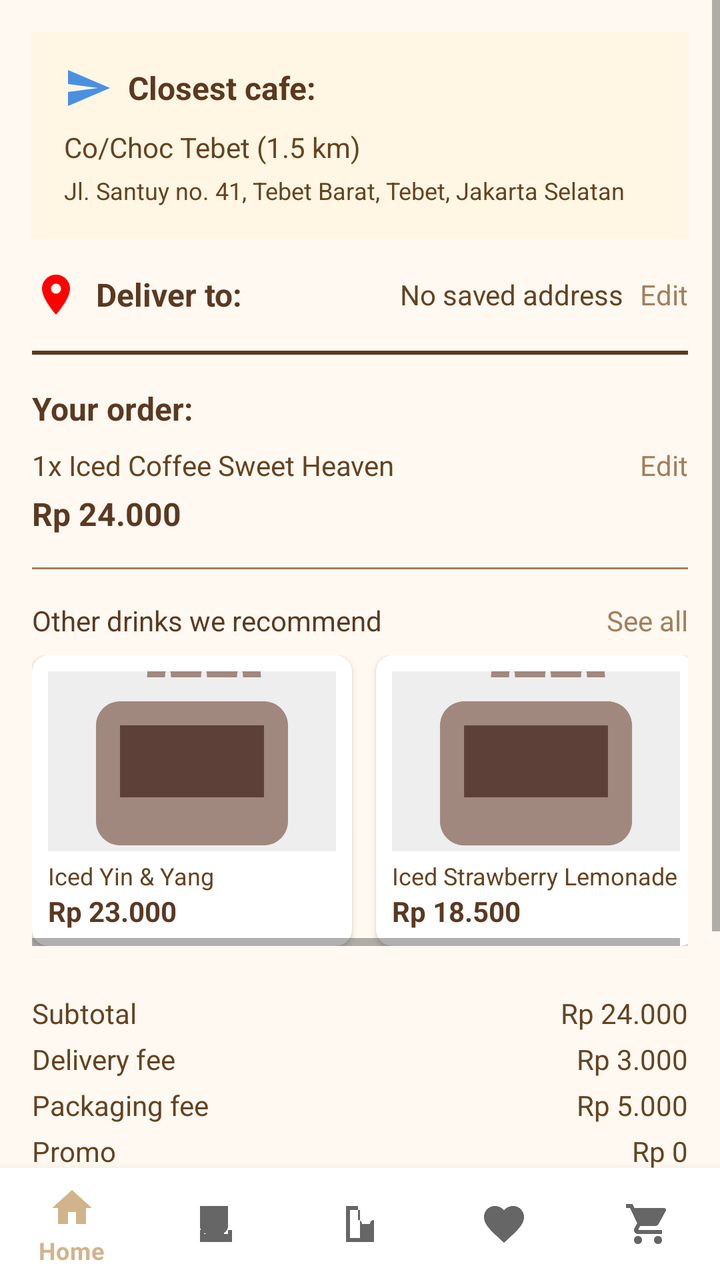
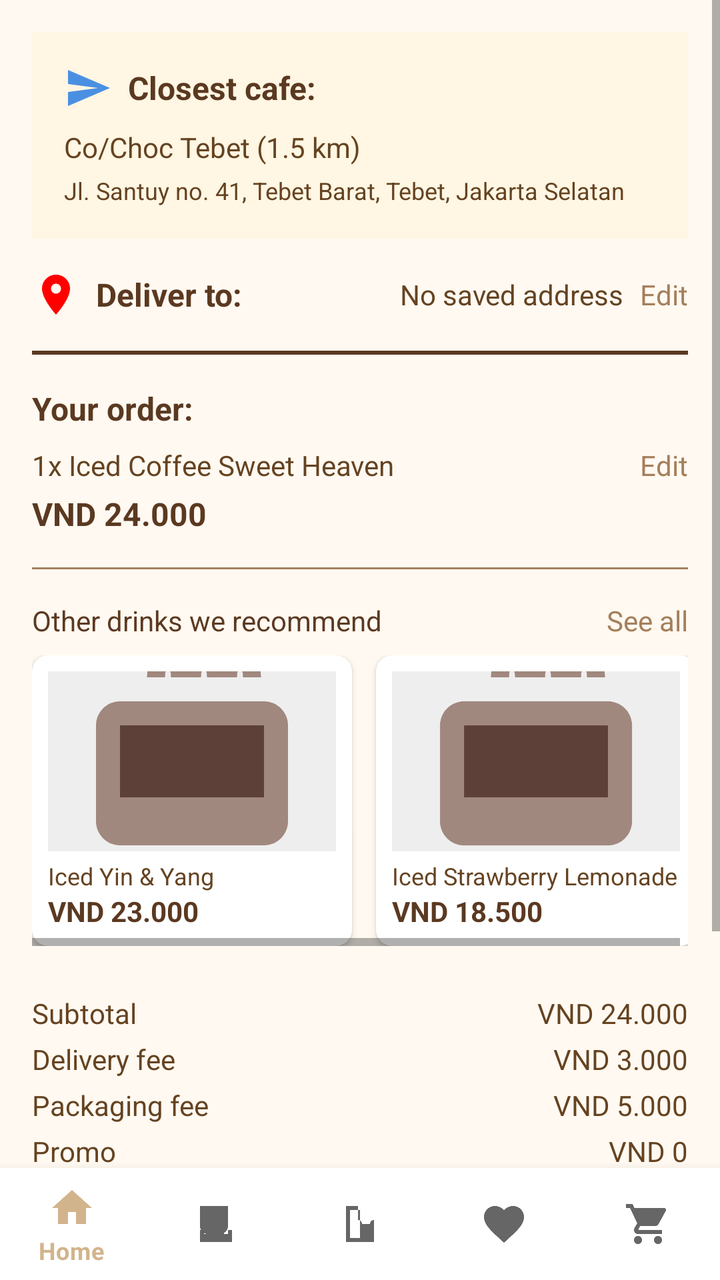

Two renders of the same Android screen: before a commit and after it. Below are the layout's source before the change and the commit's diff.
<!-- AndroidManifest.xml: application theme Theme.CoffeeShop -->
<!-- res/layout/activity_payment.xml -->
<?xml version="1.0" encoding="utf-8"?>
<androidx.constraintlayout.widget.ConstraintLayout xmlns:android="http://schemas.android.com/apk/res/android"
    xmlns:app="http://schemas.android.com/apk/res-auto"
    android:layout_width="match_parent"
    android:layout_height="match_parent"
    android:background="@color/creamy_white">

    <ScrollView
        android:layout_width="match_parent"
        android:layout_height="0dp"
        app:layout_constraintTop_toTopOf="parent"
        app:layout_constraintBottom_toTopOf="@+id/bottom_navigation_payment">

        <LinearLayout
            android:orientation="vertical"
            android:layout_width="match_parent"
            android:layout_height="wrap_content"
            android:padding="16dp">

            
            <LinearLayout
                android:layout_width="match_parent"
                android:layout_height="wrap_content"
                android:background="#FFF6E3"
                android:orientation="vertical"
                android:padding="16dp"
                android:layout_marginBottom="8dp">

                <LinearLayout
                    android:layout_width="match_parent"
                    android:layout_height="wrap_content"
                    android:orientation="horizontal"
                    android:gravity="center_vertical"
                    android:layout_marginBottom="8dp">

                    <ImageView
                        android:layout_width="24dp"
                        android:layout_height="24dp"
                        android:src="@drawable/ic_paper_plane"
                        android:layout_marginEnd="8dp" />

                    <TextView
                        android:layout_width="wrap_content"
                        android:layout_height="wrap_content"
                        android:text="Closest cafe:"
                        android:textStyle="bold"
                        android:textColor="@color/brown"
                        android:textSize="16sp" />
                </LinearLayout>

                <TextView
                    android:layout_width="wrap_content"
                    android:layout_height="wrap_content"
                    android:text="Co/Choc Tebet (1.5 km)"
                    android:textColor="@color/dark_brown"
                    android:textSize="14sp"
                    android:layout_marginBottom="4dp" />

                <TextView
                    android:layout_width="wrap_content"
                    android:layout_height="wrap_content"
                    android:text="Jl. Santuy no. 41, Tebet Barat, Tebet, Jakarta Selatan"
                    android:textColor="@color/dark_brown"
                    android:textSize="12sp" />
            </LinearLayout>

            
            <LinearLayout
                android:layout_width="match_parent"
                android:layout_height="wrap_content"
                android:orientation="horizontal"
                android:gravity="center_vertical"
                android:layout_marginTop="8dp"
                android:layout_marginBottom="8dp">

                <ImageView
                    android:layout_width="24dp"
                    android:layout_height="24dp"
                    android:src="@drawable/ic_location"
                    android:layout_marginEnd="8dp" />

                <TextView
                    android:layout_width="0dp"
                    android:layout_height="wrap_content"
                    android:layout_weight="1"
                    android:text="Deliver to:"
                    android:textStyle="bold"
                    android:textColor="@color/brown"
                    android:textSize="16sp" />

                <TextView
                    android:id="@+id/tvNoSavedAddress"
                    android:layout_width="wrap_content"
                    android:layout_height="wrap_content"
                    android:text="No saved address"
                    android:textColor="@color/dark_brown"
                    android:textSize="14sp"
                    android:layout_marginEnd="8dp" />

                <TextView
                    android:id="@+id/tvEditAddress"
                    android:layout_width="wrap_content"
                    android:layout_height="wrap_content"
                    android:text="Edit"
                    android:textColor="@color/brownMedium"
                    android:textSize="14sp" />
            </LinearLayout>

            
            <View
                android:layout_width="match_parent"
                android:layout_height="2dp"
                android:background="@color/brown"
                android:layout_marginVertical="8dp" />

            
            <TextView
                android:layout_width="wrap_content"
                android:layout_height="wrap_content"
                android:text="Your order:"
                android:textStyle="bold"
                android:textColor="@color/brown"
                android:textSize="16sp"
                android:layout_marginTop="8dp"
                android:layout_marginBottom="8dp" />

            <LinearLayout
                android:layout_width="match_parent"
                android:layout_height="wrap_content"
                android:orientation="horizontal"
                android:gravity="center_vertical"
                android:layout_marginBottom="4dp">

                <TextView
                    android:layout_width="0dp"
                    android:layout_height="wrap_content"
                    android:layout_weight="1"
                    android:text="1x Iced Coffee Sweet Heaven"
                    android:textColor="@color/dark_brown"
                    android:textSize="14sp" />

                <TextView
                    android:id="@+id/tvEditOrder"
                    android:layout_width="wrap_content"
                    android:layout_height="wrap_content"
                    android:text="Edit"
                    android:textColor="@color/brownMedium"
                    android:textSize="14sp" />
            </LinearLayout>

            <TextView
                android:layout_width="wrap_content"
                android:layout_height="wrap_content"
                android:text="Rp 24.000"
                android:textStyle="bold"
                android:textColor="@color/brown"
                android:textSize="16sp"
                android:layout_marginBottom="8dp" />

            
            <View
                android:layout_width="match_parent"
                android:layout_height="1dp"
                android:background="@color/brownMedium"
                android:layout_marginVertical="8dp" />

            
            <LinearLayout
                android:id="@+id/layoutRecommendedDrinks"
                android:layout_width="match_parent"
                android:layout_height="wrap_content"
                android:orientation="horizontal"
                android:gravity="center_vertical"
                android:layout_marginTop="8dp"
                android:layout_marginBottom="8dp">

                <TextView
                    android:layout_width="0dp"
                    android:layout_height="wrap_content"
                    android:layout_weight="1"
                    android:text="Other drinks we recommend"
                    android:textColor="@color/brown"
                    android:textSize="14sp" />

                <TextView
                    android:id="@+id/tvSeeAll"
                    android:layout_width="wrap_content"
                    android:layout_height="wrap_content"
                    android:text="See all"
                    android:textColor="@color/brownMedium"
                    android:textSize="14sp" />
            </LinearLayout>

            
            <HorizontalScrollView
                android:layout_width="match_parent"
                android:layout_height="wrap_content"
                android:layout_marginBottom="16dp">

                <LinearLayout
                    android:layout_width="wrap_content"
                    android:layout_height="wrap_content"
                    android:orientation="horizontal">

                    
                    <androidx.cardview.widget.CardView
                        android:layout_width="160dp"
                        android:layout_height="wrap_content"
                        android:layout_marginEnd="12dp"
                        app:cardCornerRadius="8dp"
                        app:cardElevation="2dp">

                        <LinearLayout
                            android:layout_width="match_parent"
                            android:layout_height="wrap_content"
                            android:orientation="vertical"
                            android:padding="8dp">

                            <ImageView
                                android:id="@+id/ivRecommendedDrink1"
                                android:layout_width="match_parent"
                                android:layout_height="90dp"
                                android:src="@drawable/placeholder_coffee"
                                android:scaleType="centerCrop" />

                            <TextView
                                android:id="@+id/tvRecommendedDrinkName1"
                                android:layout_width="wrap_content"
                                android:layout_height="wrap_content"
                                android:text="Iced Yin &amp; Yang"
                                android:textColor="@color/dark_brown"
                                android:textSize="12sp"
                                android:layout_marginTop="4dp" />

                            <TextView
                                android:id="@+id/tvRecommendedDrinkPrice1"
                                android:layout_width="wrap_content"
                                android:layout_height="wrap_content"
                                android:text="Rp 23.000"
                                android:textColor="@color/brown"
                                android:textSize="14sp"
                                android:textStyle="bold" />
                        </LinearLayout>
                    </androidx.cardview.widget.CardView>

                    
                    <androidx.cardview.widget.CardView
                        android:layout_width="160dp"
                        android:layout_height="wrap_content"
                        app:cardCornerRadius="8dp"
                        app:cardElevation="2dp">

                        <LinearLayout
                            android:layout_width="match_parent"
                            android:layout_height="wrap_content"
                            android:orientation="vertical"
                            android:padding="8dp">

                            <ImageView
                                android:id="@+id/ivRecommendedDrink2"
                                android:layout_width="match_parent"
                                android:layout_height="90dp"
                                android:src="@drawable/placeholder_coffee"
                                android:scaleType="centerCrop" />

                            <TextView
                                android:id="@+id/tvRecommendedDrinkName2"
                                android:layout_width="wrap_content"
                                android:layout_height="wrap_content"
                                android:text="Iced Strawberry Lemonade"
                                android:textColor="@color/dark_brown"
                                android:textSize="12sp"
                                android:layout_marginTop="4dp" />

                            <TextView
                                android:id="@+id/tvRecommendedDrinkPrice2"
                                android:layout_width="wrap_content"
                                android:layout_height="wrap_content"
                                android:text="Rp 18.500"
                                android:textColor="@color/brown"
                                android:textSize="14sp"
                                android:textStyle="bold" />
                        </LinearLayout>
                    </androidx.cardview.widget.CardView>
                </LinearLayout>
            </HorizontalScrollView>

            
            <LinearLayout
                android:layout_width="match_parent"
                android:layout_height="wrap_content"
                android:orientation="vertical"
                android:layout_marginTop="8dp">

                <LinearLayout
                    android:layout_width="match_parent"
                    android:layout_height="wrap_content"
                    android:orientation="horizontal"
                    android:layout_marginBottom="4dp">

                    <TextView
                        android:layout_width="0dp"
                        android:layout_height="wrap_content"
                        android:layout_weight="1"
                        android:text="Subtotal"
                        android:textColor="@color/dark_brown"
                        android:textSize="14sp" />

                    <TextView
                        android:layout_width="wrap_content"
                        android:layout_height="wrap_content"
                        android:text="Rp 24.000"
                        android:textColor="@color/dark_brown"
                        android:textSize="14sp" />
                </LinearLayout>

                <LinearLayout
                    android:layout_width="match_parent"
                    android:layout_height="wrap_content"
                    android:orientation="horizontal"
                    android:layout_marginBottom="4dp">

                    <TextView
                        android:layout_width="0dp"
                        android:layout_height="wrap_content"
                        android:layout_weight="1"
                        android:text="Delivery fee"
                        android:textColor="@color/dark_brown"
                        android:textSize="14sp" />

                    <TextView
                        android:layout_width="wrap_content"
                        android:layout_height="wrap_content"
                        android:text="Rp 3.000"
                        android:textColor="@color/dark_brown"
                        android:textSize="14sp" />
                </LinearLayout>

                <LinearLayout
                    android:layout_width="match_parent"
                    android:layout_height="wrap_content"
                    android:orientation="horizontal"
                    android:layout_marginBottom="4dp">

                    <TextView
                        android:layout_width="0dp"
                        android:layout_height="wrap_content"
                        android:layout_weight="1"
                        android:text="Packaging fee"
                        android:textColor="@color/dark_brown"
                        android:textSize="14sp" />

                    <TextView
                        android:layout_width="wrap_content"
                        android:layout_height="wrap_content"
                        android:text="Rp 5.000"
                        android:textColor="@color/dark_brown"
                        android:textSize="14sp" />
                </LinearLayout>

                <LinearLayout
                    android:layout_width="match_parent"
                    android:layout_height="wrap_content"
                    android:orientation="horizontal"
                    android:layout_marginBottom="8dp">

                    <TextView
                        android:layout_width="0dp"
                        android:layout_height="wrap_content"
                        android:layout_weight="1"
                        android:text="Promo"
                        android:textColor="@color/dark_brown"
                        android:textSize="14sp" />

                    <TextView
                        android:layout_width="wrap_content"
                        android:layout_height="wrap_content"
                        android:text="Rp 0"
                        android:textColor="@color/dark_brown"
                        android:textSize="14sp" />
                </LinearLayout>

                <LinearLayout
                    android:layout_width="match_parent"
                    android:layout_height="wrap_content"
                    android:orientation="horizontal"
                    android:layout_marginTop="8dp">

                    <TextView
                        android:layout_width="0dp"
                        android:layout_height="wrap_content"
                        android:layout_weight="1"
                        android:text="TOTAL"
                        android:textStyle="bold"
                        android:textColor="@color/brown"
                        android:textSize="18sp" />

                    <TextView
                        android:layout_width="wrap_content"
                        android:layout_height="wrap_content"
                        android:text="Rp 32.000"
                        android:textStyle="bold"
                        android:textColor="@color/brown"
                        android:textSize="18sp" />
                </LinearLayout>
            </LinearLayout>

            
            <View
                android:layout_width="match_parent"
                android:layout_height="3dp"
                android:background="@color/brown"
                android:layout_marginVertical="16dp" />

            
            <LinearLayout
                android:layout_width="match_parent"
                android:layout_height="wrap_content"
                android:orientation="horizontal"
                android:gravity="center_vertical"
                android:layout_marginTop="8dp">

                <LinearLayout
                    android:layout_width="0dp"
                    android:layout_height="wrap_content"
                    android:layout_weight="1"
                    android:orientation="vertical">

                    <TextView
                        android:layout_width="wrap_content"
                        android:layout_height="wrap_content"
                        android:text="CC-Wallet"
                        android:textStyle="bold"
                        android:textColor="@color/dark_brown"
                        android:textSize="16sp" />

                    <TextView
                        android:layout_width="wrap_content"
                        android:layout_height="wrap_content"
                        android:text="Balance: Rp 90.000"
                        android:textColor="@color/dark_brown"
                        android:textSize="14sp" />
                </LinearLayout>

                <Button
                    android:id="@+id/btnUsePromo"
                    android:layout_width="wrap_content"
                    android:layout_height="wrap_content"
                    android:text="Use Promo"
                    android:backgroundTint="@color/brownMedium"
                    android:textColor="@android:color/white"
                    android:paddingStart="16dp"
                    android:paddingEnd="16dp"
                    android:paddingTop="8dp"
                    android:paddingBottom="8dp" />
            </LinearLayout>

        </LinearLayout>
    </ScrollView>

    
    <com.google.android.material.bottomnavigation.BottomNavigationView
        android:id="@+id/bottom_navigation_payment"
        android:layout_width="match_parent"
        android:layout_height="wrap_content"
        app:menu="@menu/bottom_nav_menu"
        app:layout_constraintBottom_toBottomOf="parent"
        app:layout_constraintStart_toStartOf="parent"
        app:layout_constraintEnd_toEndOf="parent" />

</androidx.constraintlayout.widget.ConstraintLayout>
<!-- resources referenced by this layout -->
<resources>
  <color name="brown">#5B3921</color>
  <color name="brownMedium">#A47F5B</color>
  <color name="creamy_white">#FFF9F1</color>
  <color name="dark_brown">#654321</color>
  <!-- drawable ic_location (drawable) -->
  <vector xmlns:android="http://schemas.android.com/apk/res/android"
      android:width="24dp"
      android:height="24dp"
      android:viewportWidth="24"
      android:viewportHeight="24">
      <path
          android:fillColor="#FF0000"
          android:pathData="M12,2C8.13,2 5,5.13 5,9c0,5.25 7,13 7,13s7,-7.75 7,-13c0,-3.87 -3.13,-7 -7,-7zM12,11.5c-1.38,0 -2.5,-1.12 -2.5,-2.5s1.12,-2.5 2.5,-2.5 2.5,1.12 2.5,2.5 -1.12,2.5 -2.5,2.5z"/>
  </vector>
  <!-- drawable ic_paper_plane (drawable) -->
  <vector xmlns:android="http://schemas.android.com/apk/res/android"
      android:width="24dp"
      android:height="24dp"
      android:viewportWidth="24"
      android:viewportHeight="24">
      <path
          android:fillColor="#4A90E2"
          android:pathData="M2.01,21L23,12 2.01,3 2,10l15,2 -15,2z"/>
  </vector>
  <!-- drawable placeholder_coffee (drawable) -->
  <?xml version="1.0" encoding="utf-8"?>
  <layer-list xmlns:android="http://schemas.android.com/apk/res/android">
  
      
      <item>
          <shape android:shape="rectangle">
              <solid android:color="#EEEEEE" />
              <corners android:radius="16dp" />
          </shape>
      </item>
  
      
      <item
          android:width="80dp"
          android:height="80dp"
          android:gravity="center">
          <vector
              android:width="80dp"
              android:height="80dp"
              android:viewportWidth="24"
              android:viewportHeight="24">
  
              
              <path
                  android:fillColor="#A1887F"
                  android:pathData="M18,7H6C4.9,7 4,7.9 4,9v8c0,1.1 0.9,2 2,2h12c1.1,0 2,-0.9 2,-2V9C20,7.9 19.1,7 18,7z" />
  
              
              <path
                  android:fillColor="#5D4037"
                  android:pathData="M6,9h12v6H6z" />
  
              
              <path
                  android:fillColor="#00000000"
                  android:strokeColor="#A1887F"
                  android:strokeWidth="1.5"
                  android:pathData="M9,5c0,-1.5 1,-2 1,-2s1,0.5 1,2" />
              <path
                  android:fillColor="#00000000"
                  android:strokeColor="#A1887F"
                  android:strokeWidth="1.5"
                  android:pathData="M12,5c0,-1.5 1,-2 1,-2s1,0.5 1,2" />
              <path
                  android:fillColor="#00000000"
                  android:strokeColor="#A1887F"
                  android:strokeWidth="1.5"
                  android:pathData="M15,5c0,-1.5 1,-2 1,-2s1,0.5 1,2" />
          </vector>
      </item>
  
  </layer-list>
  <style name="Theme.CoffeeShop" parent="Theme.MaterialComponents.Light.NoActionBar">
          
          <item name="colorPrimary">@color/light_brown_primary</item>
          <item name="colorPrimaryVariant">@color/light_brown_primary_variant</item>
          <item name="colorOnPrimary">@color/white</item>
          
          <item name="colorSecondary">@color/teal_200</item>
          <item name="colorSecondaryVariant">@color/teal_700</item>
          <item name="colorOnSecondary">@color/black</item>
          
          <item name="android:statusBarColor">?attr/colorPrimaryVariant</item>
          
      </style>
  <color name="light_brown_primary">#D2B48C</color>
  <color name="light_brown_primary_variant">#C0A080</color>
  <color name="white">#FFFFFFFF</color>
  <color name="teal_200">#FF03DAC5</color>
  <color name="teal_700">#FF018786</color>
  <color name="black">#FF000000</color>
</resources>

<!-- the commit's change to res/layout/activity_payment.xml (unified diff, before → after) -->
@@ -151,7 +151,7 @@
             <TextView
                 android:layout_width="wrap_content"
                 android:layout_height="wrap_content"
-                android:text="Rp 24.000"
+                android:text="VND 24.000"
                 android:textStyle="bold"
                 android:textColor="@color/brown"
                 android:textSize="16sp"
@@ -236,7 +236,7 @@
                                 android:id="@+id/tvRecommendedDrinkPrice1"
                                 android:layout_width="wrap_content"
                                 android:layout_height="wrap_content"
-                                android:text="Rp 23.000"
+                                android:text="VND 23.000"
                                 android:textColor="@color/brown"
                                 android:textSize="14sp"
                                 android:textStyle="bold" />
@@ -276,7 +276,7 @@
                                 android:id="@+id/tvRecommendedDrinkPrice2"
                                 android:layout_width="wrap_content"
                                 android:layout_height="wrap_content"
-                                android:text="Rp 18.500"
+                                android:text="VND 18.500"
                                 android:textColor="@color/brown"
                                 android:textSize="14sp"
                                 android:textStyle="bold" />
@@ -309,7 +309,7 @@
                     <TextView
                         android:layout_width="wrap_content"
                         android:layout_height="wrap_content"
-                        android:text="Rp 24.000"
+                        android:text="VND 24.000"
                         android:textColor="@color/dark_brown"
                         android:textSize="14sp" />
                 </LinearLayout>
@@ -331,7 +331,7 @@
                     <TextView
                         android:layout_width="wrap_content"
                         android:layout_height="wrap_content"
-                        android:text="Rp 3.000"
+                        android:text="VND 3.000"
                         android:textColor="@color/dark_brown"
                         android:textSize="14sp" />
                 </LinearLayout>
@@ -353,7 +353,7 @@
                     <TextView
                         android:layout_width="wrap_content"
                         android:layout_height="wrap_content"
-                        android:text="Rp 5.000"
+                        android:text="VND 5.000"
                         android:textColor="@color/dark_brown"
                         android:textSize="14sp" />
                 </LinearLayout>
@@ -375,7 +375,7 @@
                     <TextView
                         android:layout_width="wrap_content"
                         android:layout_height="wrap_content"
-                        android:text="Rp 0"
+                        android:text="VND 0"
                         android:textColor="@color/dark_brown"
                         android:textSize="14sp" />
                 </LinearLayout>
@@ -398,7 +398,7 @@
                     <TextView
                         android:layout_width="wrap_content"
                         android:layout_height="wrap_content"
-                        android:text="Rp 32.000"
+                        android:text="VND 32.000"
                         android:textStyle="bold"
                         android:textColor="@color/brown"
                         android:textSize="18sp" />
@@ -437,16 +437,16 @@
                     <TextView
                         android:layout_width="wrap_content"
                         android:layout_height="wrap_content"
-                        android:text="Balance: Rp 90.000"
+                        android:text="Balance: VND 90.000"
                         android:textColor="@color/dark_brown"
                         android:textSize="14sp" />
                 </LinearLayout>
 
                 <Button
-                    android:id="@+id/btnUsePromo"
-                    android:layout_width="wrap_content"
-                    android:layout_height="wrap_content"
-                    android:text="Use Promo"
+                    android:id="@+id/btnPayment"
+                    android:layout_width="wrap_content"
+                    android:layout_height="wrap_content"
+                    android:text="Thanh toán"
                     android:backgroundTint="@color/brownMedium"
                     android:textColor="@android:color/white"
                     android:paddingStart="16dp"
